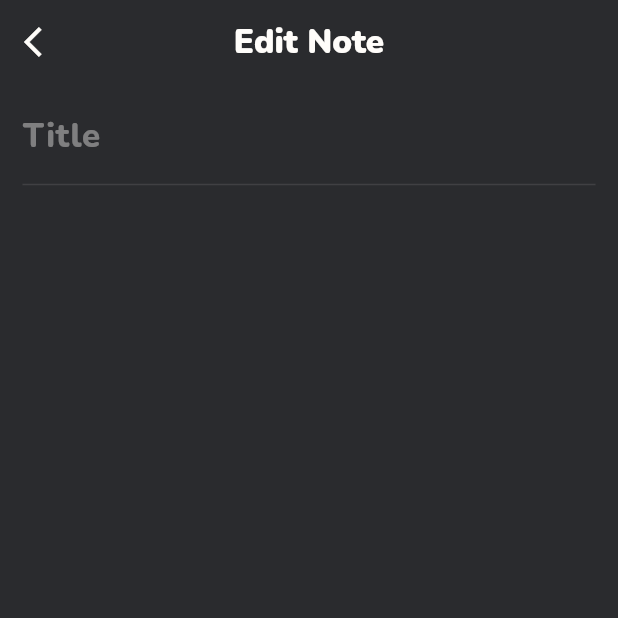
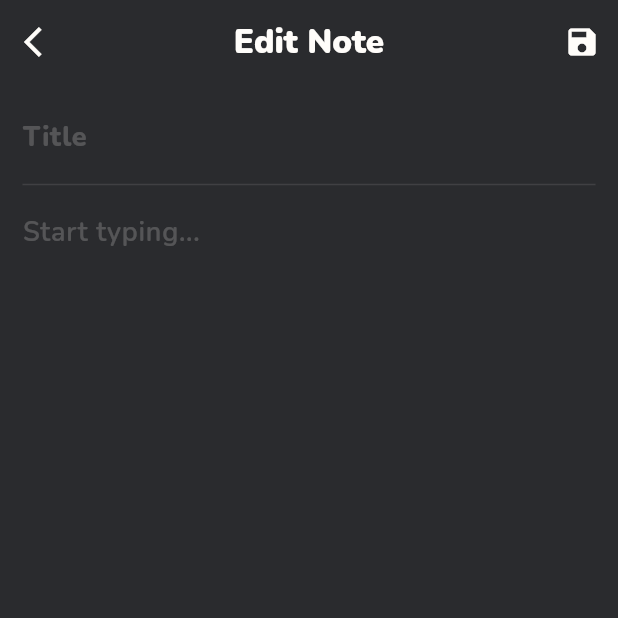
Before and after one commit to enescunediogluu/llapp-note, a Flutter app: the CreateNotePage screen opened directly, on a phone screen of 412 x 824 dp, the top half of it. Run offline on Flutter 3.47's test engine with Material 3 defaults, Android fonts, the phone set to English and light mode, and no system bars; our stand-ins replace cloud_firestore, firebase_auth, firebase_core, google_fonts; accounts and stored records are empty; network calls fail.

Commit message:
auth problems solved, backend started

```diff
--- a/lib/pages/main/create_or_edit_notes_page.dart
+++ b/lib/pages/main/create_or_edit_notes_page.dart
@@ -1,6 +1,8 @@
+import 'package:firebase_auth/firebase_auth.dart';
 import 'package:flutter/material.dart';
 import 'package:google_fonts/google_fonts.dart';
 import 'package:llapp/constants/colors.dart';
+import 'package:llapp/services/database_service.dart';
 import 'package:llapp/widgets/general_widgets.dart/modified_text.dart';
 
 class CreateNotePage extends StatefulWidget {
@@ -11,11 +13,25 @@ class CreateNotePage extends StatefulWidget {
 }
 
 class _CreateNotePageState extends State<CreateNotePage> {
+  final DatabaseService db =
+      DatabaseService(FirebaseAuth.instance.currentUser!.uid);
+  String title = "";
+  String text = "";
   @override
   Widget build(BuildContext context) {
     return Scaffold(
         backgroundColor: scaffolBackgroundColor,
         appBar: AppBar(
+          actions: [
+            IconButton(
+                onPressed: () async {
+                  await db.createNewNote(title, text);
+                },
+                icon: const Icon(
+                  Icons.save,
+                  color: secondaryColor,
+                ))
+          ],
           leading: IconButton(
             icon: const Icon(
               Icons.arrow_back_ios,
@@ -38,6 +54,9 @@ class _CreateNotePageState extends State<CreateNotePage> {
             children: [
               const SizedBox(height: 10),
               TextField(
+                onChanged: (value) {
+                  title = value;
+                },
                 cursorColor: primaryColor,
                 style: GoogleFonts.nunito(
                     color: secondaryColor,
@@ -47,13 +66,16 @@ class _CreateNotePageState extends State<CreateNotePage> {
                   border: InputBorder.none,
                   hintText: "Title",
                   hintStyle: GoogleFonts.nunito(
-                      color: secondaryColor.withOpacity(0.4), fontSize: 22),
+                      color: secondaryColor.withOpacity(0.2), fontSize: 18),
                 ),
               ),
               Divider(
                 color: secondaryColor.withOpacity(0.1),
               ),
               TextField(
+                onChanged: (value) {
+                  text = value;
+                },
                 keyboardType: TextInputType.multiline,
                 maxLines: null,
                 cursorColor: primaryColor,
@@ -61,7 +83,12 @@ class _CreateNotePageState extends State<CreateNotePage> {
                     color: secondaryColor,
                     fontSize: 18,
                     fontWeight: FontWeight.w600),
-                decoration: const InputDecoration(
+                decoration: InputDecoration(
+                  hintText: "Start typing...",
+                  hintStyle: GoogleFonts.nunito(
+                    color: secondaryColor.withOpacity(0.2),
+                    fontSize: 18,
+                  ),
                   border: InputBorder.none,
                 ),
               )
--- a/pubspec.yaml
+++ b/pubspec.yaml
@@ -17,6 +17,7 @@ dependencies:
   google_fonts: ^6.1.0
   firebase_auth: ^4.15.0
   firebase_core: ^2.24.0
+  cloud_firestore: ^4.13.6
 
 
 dev_dependencies:
```
Also changed, not shown: lib/pages/auth/login_page.dart (+10 -4 lines), lib/pages/auth/register_page.dart (+13 -3 lines), lib/services/auth_service.dart (+8 -1 lines), lib/services/database_service.dart (added, +78 -0 lines), lib/widgets/readMe.txt, pubspec.lock, 4 other files.
